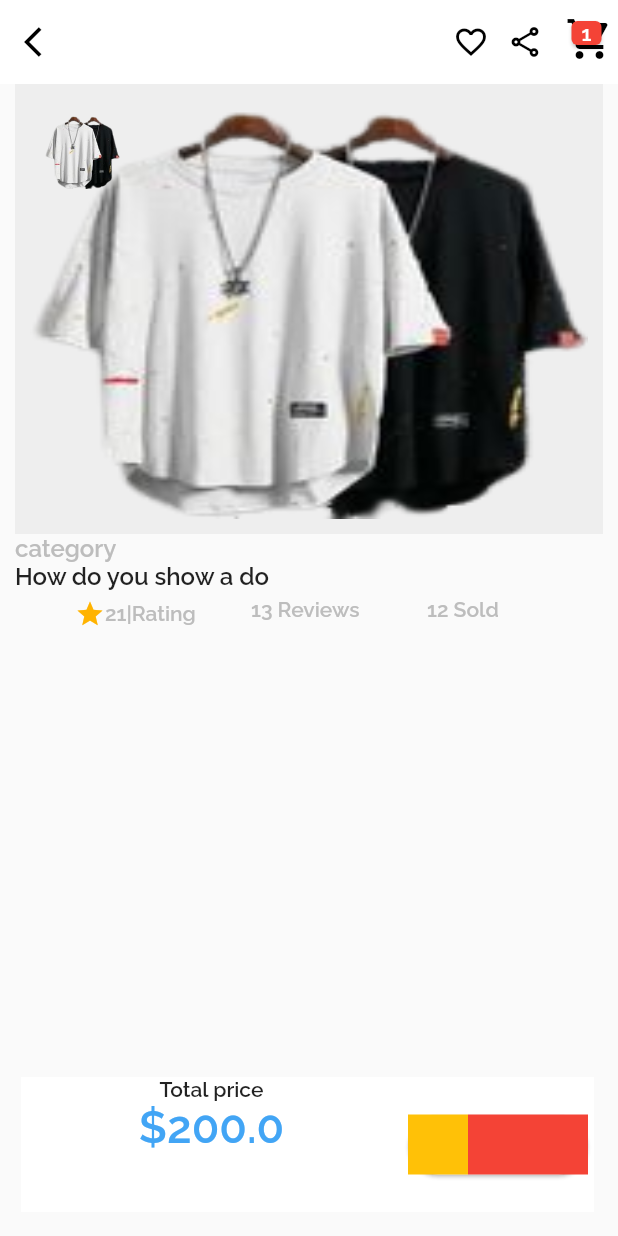
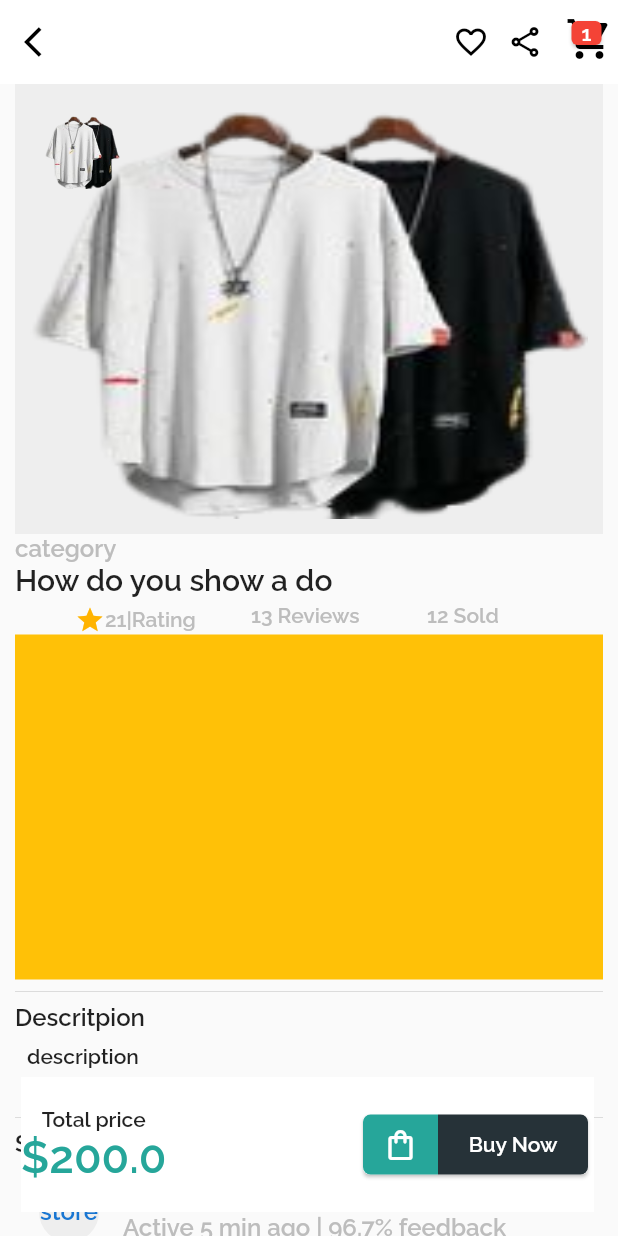
Before and after one commit to AmosLucky/moniepoint_test, a Flutter app: the screen it shows after launch, after a tap on "Book Now", on a phone screen of 412 x 824 dp. Run offline on Flutter 3.47's test engine with Material 2 defaults, Android fonts, the phone set to English and light mode, and no system bars; drawn by our look-alikes of flutter_html; our stand-ins replace carousel_slider.

Commit message:
Fixeing the product details page

```diff
--- a/lib/constants/colors.dart
+++ b/lib/constants/colors.dart
@@ -3,8 +3,9 @@ import 'package:flutter/material.dart';
 var whiteColor = Colors.white;
 var lightGrey = Colors.grey[200];
 var grey2 = Colors.grey[400];
-var lightBlue = Colors.blue[400];
+var lightBlue = Colors.teal[400];
 var orange = Colors.amber.shade600;
-var primaryColor = Colors.blue[400];
+var primaryColor = Colors.teal[400];
 var blackColor = Colors.black;
 var lightBlack = Colors.black54;
+var darkBlue = Colors.blueGrey.shade900;
--- a/lib/screens/product_details.dart
+++ b/lib/screens/product_details.dart
@@ -1,4 +1,5 @@
 import 'package:flutter/material.dart';
+import 'package:flutter_html/flutter_html.dart';
 import 'package:moniepoint_test/constants/colors.dart';
 import 'package:moniepoint_test/constants/dimensions.dart';
 import 'package:moniepoint_test/models/product.dart';
@@ -8,8 +9,10 @@ import 'package:moniepoint_test/widgets/product_category.dart';
 import 'package:moniepoint_test/widgets/product_title.dart';
 import 'package:moniepoint_test/widgets/rating_widget.dart';
 
+import '../widgets/bottom_widget.dart';
 import '../widgets/card_rating.dart';
 import '../widgets/detailed_thumbnail.dart';
+import '../widgets/rating_deails.dart';
 
 // ignore: must_be_immutable
 class ProductDetails extends StatefulWidget {
@@ -69,66 +72,55 @@ class _ProductDetailsState extends State<ProductDetails> {
                   child: ProductCategory(text: widget.product.category)),
               Container(
                   alignment: Alignment.centerLeft,
-                child: ProductTitle(title: widget.product.title)),
+                  child: ProductTitle(
+                    title: widget.product.title,
+                    size: 20,
+                  )),
+              RatingDetails(
+                product: widget.product,
+              ),
               Container(
-              padding: const EdgeInsets.only(left: 40),
-              child: Row(
-                mainAxisAlignment: MainAxisAlignment.spaceEvenly,
-                children: [
-                  Expanded(
-                      child: CardRating(
-                    rating: widget.product.rating,
-                    ratingCount: "Rating",
-                  )),
-                  Expanded(
-                      child: RatingWidget(
-                          text: "${widget.product.reviews} Reviews")),
-                  Expanded(
-                      child: RatingWidget(text: "${widget.product.sold} Sold"))
-                ],
+                height: 230,
+                color: Colors.amber,
               ),
-            )
-          ]),
-        ),
-      ),
-      floatingActionButton: Container(
-        alignment: Alignment.center,
-        margin: const EdgeInsets.only(left: 30),
-        width: Dimensions().getWidth(context),
-        color: whiteColor,
-        height: 90,
-        child: Row(
-          children: [
-            Expanded(
-              child: Column(children: [
-                Text("Total price"),
-                Price(
-                  price: widget.product.price,
-                  size: 30,
-                )
-              ]),
-            ),
-            //  Expanded(child: )
-            Card(
-              shape: StadiumBorder(),
-              child: Row(
+              const Divider(),
+              Container(
+                  alignment: Alignment.topLeft,
+                  child: ProductTitle(title: "Descritpion")),
+              Column(
                 children: [
                   Container(
-                    height: 40,
-                    width: 40,
-                    color: Colors.amber,
-                  ),
+                      alignment: Alignment.topLeft,
+                      child: Html(data: widget.product.description)),
                   Container(
-                    height: 40,
-                    width: 80,
-                    color: Colors.red,
-                  ),
-                ],
+                    child: Text(
+                      "See less ^",
+                      style: TextStyle(color: primaryColor),
                     ),
                   )
                 ],
               ),
+              const Divider(),
+              Container(
+                  alignment: Alignment.topLeft,
+                  child: ProductTitle(title: "Sellers Information")),
+              ListTile(
+                leading: CircleAvatar(
+                  backgroundColor: lightGrey,
+                  child: ProductTitle(title: widget.product.store),
                 ),
-    );
+                title: ProductTitle(title: widget.product.store),
+                subtitle:
+                    ProductCategory(text: "Active 5 min ago | 96.7% feedback"),
+              ),
+              Container(
+                height: 120,
+              ),
+            ]),
+          ),
+        ),
+        floatingActionButton: BottomWidget(
+          price: widget.product.price,
+        ));
   }
 }
--- /dev/null
+++ b/lib/widgets/bottom_widget.dart
@@ -0,0 +1,75 @@
+import 'package:flutter/material.dart';
+import 'package:moniepoint_test/widgets/price_widget.dart';
+
+import '../constants/colors.dart';
+import '../constants/dimensions.dart';
+
+// ignore: must_be_immutable
+class BottomWidget extends StatelessWidget {
+  var price;
+  BottomWidget({super.key, required this.price});
+
+  @override
+  Widget build(BuildContext context) {
+    return Container(
+      alignment: Alignment.center,
+      margin: const EdgeInsets.only(left: 30),
+      width: Dimensions().getWidth(context),
+      color: whiteColor,
+      height: 90,
+      child: Row(
+        //mainAxisAlignment: MainAxisAlignment.spaceBetween,
+        children: [
+          Expanded(
+            child: Container(
+              padding: EdgeInsets.only(top: 20),
+              alignment: Alignment.centerLeft,
+              child: Column(children: [
+                Text("Total price"),
+                Price(
+                  price: price,
+                  size: 30,
+                )
+              ]),
+            ),
+          ),
+          //  Expanded(child: )
+          Card(
+            child: Row(
+              children: [
+                Container(
+                  decoration: BoxDecoration(
+                      color: lightBlue,
+                      borderRadius: const BorderRadius.only(
+                          topLeft: Radius.circular(5),
+                          bottomLeft: Radius.circular(5))),
+                  height: 40,
+                  width: 50,
+                  child: const Center(
+                      child: Icon(
+                    Icons.shopping_bag_outlined,
+                    color: Colors.white,
+                  )),
+                ),
+                Container(
+                  decoration: BoxDecoration(
+                      color: darkBlue,
+                      borderRadius: const BorderRadius.only(
+                          topRight: Radius.circular(5),
+                          bottomRight: Radius.circular(5))),
+                  height: 40,
+                  width: 100,
+                  child: Center(
+                      child: Text(
+                    "Buy Now",
+                    style: TextStyle(color: whiteColor),
+                  )),
+                ),
+              ],
+            ),
+          )
+        ],
+      ),
+    );
+  }
+}
--- a/lib/widgets/product_title.dart
+++ b/lib/widgets/product_title.dart
@@ -4,13 +4,14 @@ import 'package:moniepoint_test/repos/product_repo.dart';
 // ignore: must_be_immutable
 class ProductTitle extends StatelessWidget {
   String title;
-  ProductTitle({super.key, required this.title});
+  double? size;
+  ProductTitle({super.key, required this.title, this.size = 16});
 
   @override
   Widget build(BuildContext context) {
     return Text(
       ProductRepo().trimTitle(title),
-      style: const TextStyle(fontSize: 16, fontWeight: FontWeight.bold),
+      style: TextStyle(fontSize: size, fontWeight: FontWeight.bold),
     );
   }
 }
--- /dev/null
+++ b/lib/widgets/rating_deails.dart
@@ -0,0 +1,30 @@
+import 'package:flutter/material.dart';
+import 'package:moniepoint_test/models/product.dart';
+import 'package:moniepoint_test/widgets/rating_widget.dart';
+
+import 'card_rating.dart';
+
+// ignore: must_be_immutable
+class RatingDetails extends StatelessWidget {
+  Product product;
+  RatingDetails({super.key, required this.product});
+
+  @override
+  Widget build(BuildContext context) {
+    return Container(
+      padding: const EdgeInsets.only(left: 40),
+      child: Row(
+        mainAxisAlignment: MainAxisAlignment.spaceEvenly,
+        children: [
+          Expanded(
+              child: CardRating(
+            rating: product.rating,
+            ratingCount: "Rating",
+          )),
+          Expanded(child: RatingWidget(text: "${product.reviews} Reviews")),
+          Expanded(child: RatingWidget(text: "${product.sold} Sold"))
+        ],
+      ),
+    );
+  }
+}
--- a/pubspec.yaml
+++ b/pubspec.yaml
@@ -37,6 +37,7 @@ dependencies:
   cupertino_icons: ^1.0.0
   provider:
   carousel_slider:
+  flutter_html:
 
 dev_dependencies:
   flutter_test:
```
Also changed, not shown: pubspec.lock, 1 other file. Lines whose indentation alone changed are shown as unchanged.
